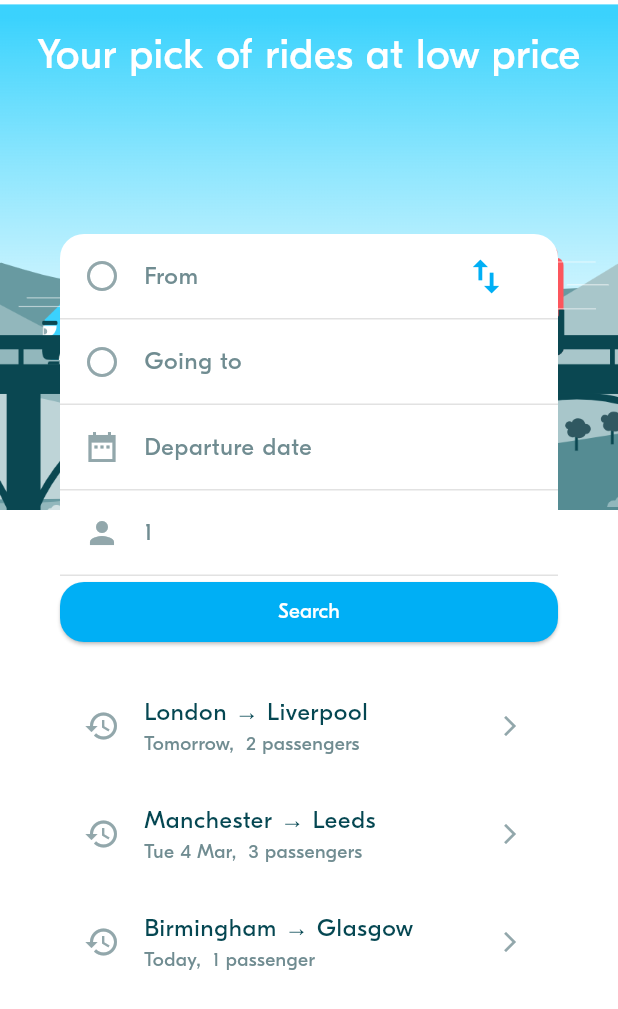
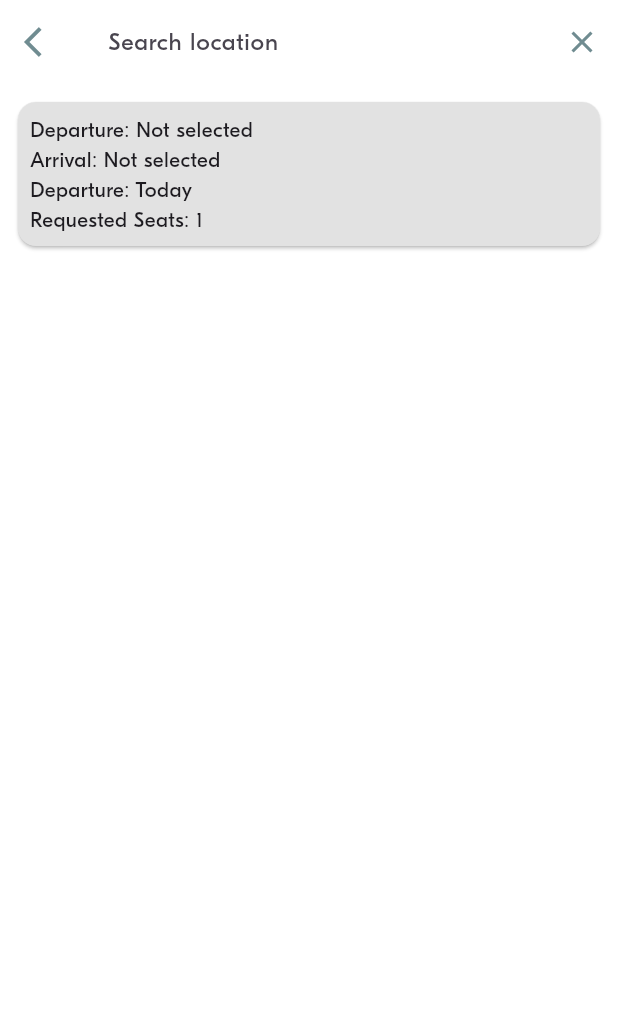
Before and after one commit to kimsovannarong/flutter_term2, a Flutter app: the screen it shows after launch, after a tap on "Search", on a phone screen of 412 x 824 dp. Shown: the top 1009 px of the screen. Run offline on Flutter 3.47's test engine with Material 3 defaults, Android fonts, the phone set to English and light mode, and no system bars; project files that could hold a hidden picture were left out.

Commit message:
BLA-007_implement ride preference from input to testScreen

```diff
--- /dev/null
+++ b/lib/screens/ride_pref/test_screen.dart
@@ -0,0 +1,60 @@
+import 'package:flutter/material.dart';
+import 'package:week_3_blabla_project/model/ride/locations.dart';
+import 'package:week_3_blabla_project/theme/theme.dart';
+
+class TestScreen extends StatelessWidget {
+  final Location? departure;
+  final Location? arrival;
+  TestScreen(
+      {super.key,
+      required this.departure,
+      required this.arrival,
+      });
+
+  @override
+  Widget build(BuildContext context) {
+    return Scaffold(
+      appBar: AppBar(
+        backgroundColor: BlaColors.white,
+        leading: IconButton(
+          onPressed: () => Navigator.of(context).pop(),
+          icon: Icon(Icons.arrow_back_ios, color: BlaColors.neutralLight),
+        ),
+        title: TextField(
+          decoration: InputDecoration(
+            hintText: 'Search location',
+            border: InputBorder.none,
+          ),
+        ),
+        actions: [
+          IconButton(
+            onPressed: () {},
+            icon: Icon(Icons.close, color: BlaColors.neutralLight),
+          ),
+        ],
+      ),
+      body: Padding(
+        padding: const EdgeInsets.all(8.0),
+        child: Column(
+          children: [
+            Card(
+              color: BlaColors.greyLight,
+              child: Padding(
+                padding: const EdgeInsets.all(8.0),
+                child: Column(
+                  crossAxisAlignment: CrossAxisAlignment.stretch,
+                  children: [
+                    Text('Departure: ${departure?? 'Not selected'}'),
+                    Text('Arrival: ${arrival ?? 'Not selected'}'),
+                    Text('Departure: Today'),
+                    Text('Requested Seats: 1'),
+                  ],
+                ),
+              ),
+            ),
+          ],
+        ),
+      ),
+    );
+  }
+}
--- a/lib/screens/ride_pref/widgets/ride_pref_form.dart
+++ b/lib/screens/ride_pref/widgets/ride_pref_form.dart
@@ -1,5 +1,6 @@
 import 'package:flutter/material.dart';
 import 'package:week_3_blabla_project/dummy_data/dummy_data.dart';
+import 'package:week_3_blabla_project/screens/ride_pref/test_screen.dart';
 import 'package:week_3_blabla_project/theme/theme.dart';
 import 'package:week_3_blabla_project/widgets/actions/bla_button.dart';
 import 'package:week_3_blabla_project/widgets/inputs/bla_input.dart';
@@ -127,7 +128,9 @@ class _RidePrefFormState extends State<RidePrefForm> {
 
   @override
   Widget build(BuildContext context) {
-    return Column(
+    return Form(
+
+      child: Column(
         crossAxisAlignment: CrossAxisAlignment.stretch,
         children: [
           BlaInput(
@@ -162,9 +165,13 @@ class _RidePrefFormState extends State<RidePrefForm> {
           ),
           BlaButton(
             text: 'Search',
-          onPressed: () => print('you searched'),
+            onPressed: () => Navigator.push(context, MaterialPageRoute(builder: (context) => TestScreen(
+              departure: departure,
+              arrival: arrival,
+            ))),
           ),
         ],
+      ),
     );
   }
 }
```
Lines whose indentation alone changed are shown as unchanged.
